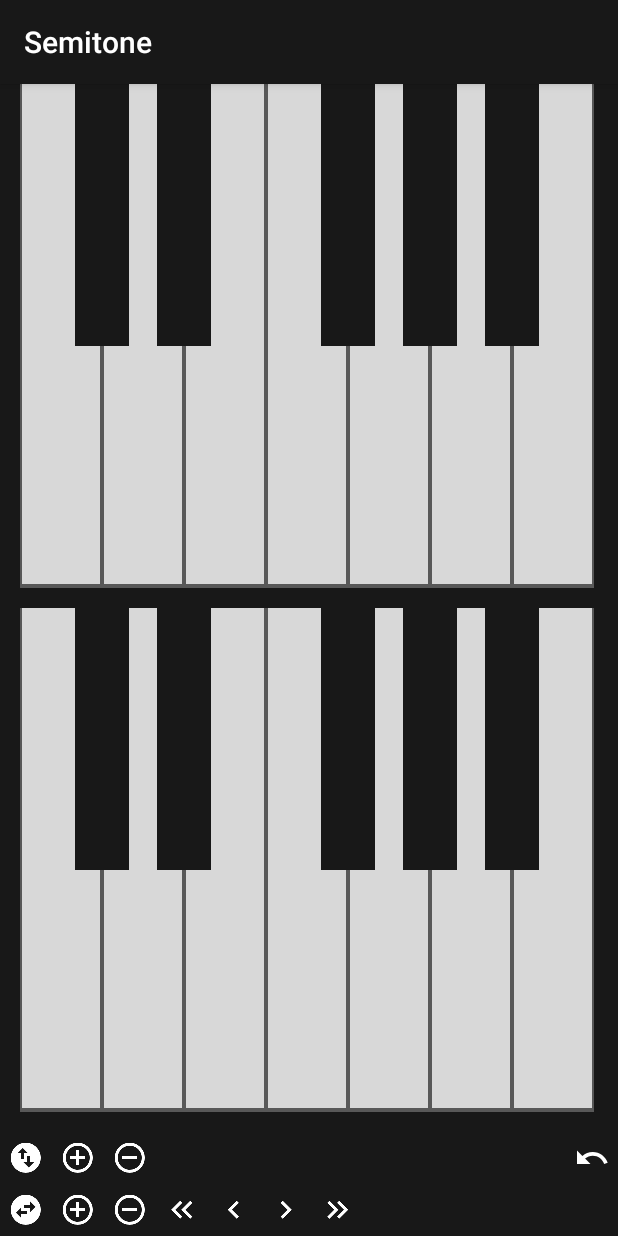
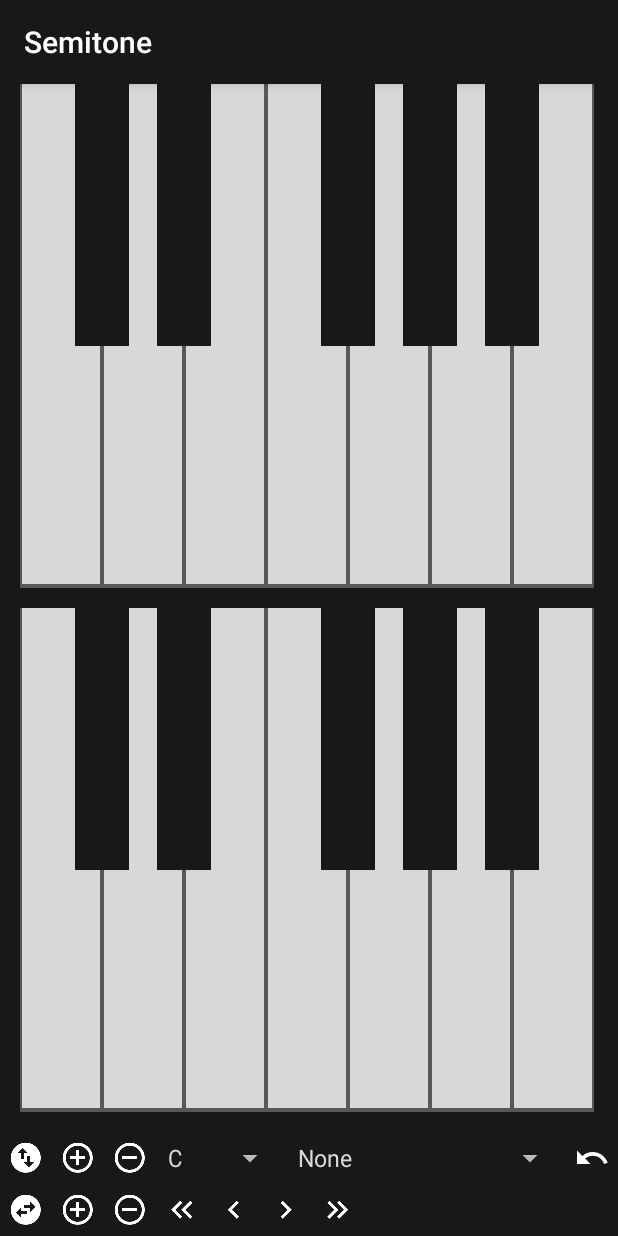
Before and after one commit to tckmn/semitone, an Android app: the fragment PianoFragment shown on its own in the app's theme, on a phone screen of 412 x 824 dp. Run offline under Robolectric (Android 15) with nearby library versions, the phone set to English and light mode, and no system bars.

Commit message:
Piano: highlight a scale if selected
. version set to 1.2-dev
. added dropdowns to select a scale and a root note
. horizontal layout wastes space ...

```diff
--- a/build.gradle
+++ b/build.gradle
@@ -44,7 +44,7 @@ android {
         minSdkVersion 16
         targetSdkVersion 28
         versionCode 2
-        versionName "1.1"
+        versionName "1.2-dev"
         externalNativeBuild {
             cmake {
                 arguments "-DANDROID_PLATFORM=android-16"
--- a/src/main/java/mn.tck.semitone/MainActivity.java
+++ b/src/main/java/mn.tck.semitone/MainActivity.java
@@ -55,13 +55,6 @@ public class MainActivity extends FragmentActivity {
         PianoEngine.create(this);
         RecordEngine.create(this);
 
-        SharedPreferences sp = PreferenceManager.getDefaultSharedPreferences(this);
-        SharedPreferences.Editor e = sp.edit();
-        if (!sp.contains("concert_a")) e.putString("concert_a", "440");
-        if (!sp.contains("sustain")) e.putBoolean("sustain", false);
-        if (!sp.contains("labelnotes")) e.putBoolean("labelnotes", false);
-        e.commit();
-
         tt = getResources().getString(R.string.tuner_title);
         mt = getResources().getString(R.string.metronome_title);
         pt = getResources().getString(R.string.piano_title);
@@ -83,7 +76,7 @@ public class MainActivity extends FragmentActivity {
         });
 
         // fullscreen = (ImageView) findViewById(R.id.fullscreen);
-        settings = (ImageView) findViewById(R.id.settings);
+        settings = findViewById(R.id.settings);
 
         settings.setOnClickListener(new View.OnClickListener() {
             @Override public void onClick(View v) {
--- a/src/main/java/mn.tck.semitone/PianoFragment.java
+++ b/src/main/java/mn.tck.semitone/PianoFragment.java
@@ -19,22 +19,27 @@
 package mn.tck.semitone;
 
 import android.content.SharedPreferences;
+import android.content.res.Configuration;
 import android.os.Bundle;
 import android.view.LayoutInflater;
 import android.view.View;
 import android.view.ViewGroup;
 import android.support.v7.preference.PreferenceManager;
+import android.widget.AdapterView;
+import android.widget.ArrayAdapter;
+import android.widget.Spinner;
 
 public class PianoFragment extends SemitoneFragment {
 
-    private static final String PREF_SUSTAIN = "sustain";
-    private static final String PREF_LABELNOTES = "labelnotes";
-    private static final String PREF_LABELNOTESLIGHT = "labelnoteslight";
-    private static final String PREF_CONCERT_A = "concert_a";
-    private static final boolean PREF_SUSTAIN_DEFAULT = false;
-    private static final boolean PREF_LABELNOTESLIGHT_DEFAULT = false;
-    private static final boolean PREF_LABELNOTES_DEFAULT = false;
-    private static final String PREF_CONCERT_A_DEFAULT = "440";
+    static final String PREF_SUSTAIN = "sustain";
+    static final String PREF_LABELNOTES = "labelnotes";
+    static final String PREF_LABELNOTESLIGHT = "labelnoteslight";
+    static final String PREF_CONCERT_A = "concert_a";
+
+    static final boolean PREF_SUSTAIN_DEFAULT = false;
+    static final boolean PREF_LABELNOTESLIGHT_DEFAULT = false;
+    static final boolean PREF_LABELNOTES_DEFAULT = false;
+    static final String PREF_CONCERT_A_DEFAULT = "440";
 
     PianoView piano;
     View view;
@@ -102,12 +107,53 @@ public class PianoFragment extends SemitoneFragment {
                 piano.updateParams(true);
             }
         });
+
+
+        // Setup the root note spinner
+        final Spinner rootNoteSpinner = view.findViewById(R.id.root_note_spinner);
+        final ArrayAdapter<CharSequence> rootNoteAdapter = ArrayAdapter.createFromResource(getContext(),
+                R.array.noteNames, android.R.layout.simple_spinner_item);
+        rootNoteAdapter.setDropDownViewResource(android.R.layout.simple_spinner_dropdown_item);
+        rootNoteSpinner.setAdapter(rootNoteAdapter);
+        rootNoteSpinner.setOnItemSelectedListener(new AdapterView.OnItemSelectedListener() {
+            @Override
+            public void onItemSelected(AdapterView<?> adapterView, View view, int i, long l) {
+                piano.setScale(piano.scale, i);
+            }
+
+            @Override
+            public void onNothingSelected(AdapterView<?> adapterView) {
+                // NOP
+            }
+        });
+
+        // Setup the scale spinner
+        final Spinner scaleSpinner = view.findViewById(R.id.scale_spinner);
+        ArrayAdapter<CharSequence> scaleAdapter = ArrayAdapter.createFromResource(getContext(),
+                getResources().getConfiguration().orientation == Configuration.ORIENTATION_LANDSCAPE ? R.array.scaleNamesShort : R.array.scaleNames,
+                android.R.layout.simple_spinner_item);
+        scaleAdapter.setDropDownViewResource(android.R.layout.simple_spinner_dropdown_item);
+        scaleSpinner.setAdapter(scaleAdapter);
+        scaleSpinner.setOnItemSelectedListener(new AdapterView.OnItemSelectedListener() {
+            @Override
+            public void onItemSelected(AdapterView<?> adapterView, View view, int i, long l) {
+                piano.setScale(i, piano.rootNote);
+            }
+
+            @Override
+            public void onNothingSelected(AdapterView<?> adapterView) {
+                // NOP
+            }
+        });
+
+
         view.findViewById(R.id.reset_view).setOnClickListener(new View.OnClickListener() {
             @Override public void onClick(View v) {
+                scaleSpinner.setSelection(PianoView.PREF_SCALE_DEFAULT);
+                rootNoteSpinner.setSelection(PianoView.PREF_SCALE_ROOT_DEFAULT);
                 piano.setDefaults();
             }
         });
-
         onSettingsChanged();
     }
 
--- a/src/main/java/mn.tck.semitone/PianoView.java
+++ b/src/main/java/mn.tck.semitone/PianoView.java
@@ -20,30 +20,36 @@ package mn.tck.semitone;
 
 import android.content.Context;
 import android.content.SharedPreferences;
+import android.content.res.TypedArray;
 import android.graphics.Canvas;
 import android.graphics.Paint;
+import android.support.v4.content.ContextCompat;
 import android.support.v7.preference.PreferenceManager;
 import android.util.AttributeSet;
 import android.view.MotionEvent;
 import android.view.View;
-import android.support.v4.content.ContextCompat;
 
 import java.util.HashMap;
 
 public class PianoView extends View {
 
-    private final static String PREF_ROWS = "rows";
-    private final static String PREF_KEYS = "keys";
-    private final static String PREF_PITCH = "pitch";
+    final static String PREF_ROWS = "rows";
+    final static String PREF_KEYS = "keys";
+    final static String PREF_PITCH = "pitch";
+    final static String PREF_SCALE = "scale";
+    final static String PREF_SCALE_ROOT = "scale_root";
 
-    private final static int PREF_ROWS_DEFAULT = 2;
-    private final static int PREF_KEYS_DEFAULT = 7;
-    private final static int PREF_PITCH_DEFAULT = 28;
+    final static int PREF_ROWS_DEFAULT = 2;
+    final static int PREF_KEYS_DEFAULT = 7;
+    final static int PREF_PITCH_DEFAULT = 28;
+    final static int PREF_SCALE_DEFAULT = 0;
+    final static int PREF_SCALE_ROOT_DEFAULT = 0;
 
 
-    public int rows, keys, pitch;
+    public int rows, keys, pitch, scale, rootNote;
     int whiteWidth, whiteHeight, blackWidth, blackHeight;
     Paint whitePaint, grey1Paint, grey3Paint, grey4Paint, blackPaint;
+    Paint whiteScalePaint, blackScalePaint;
 
     final int OUTLINE = 2, YPAD = 20;
     final int SAMPLE_RATE = 44100;
@@ -52,6 +58,7 @@ public class PianoView extends View {
     int[][] pitches;
     boolean[] pressed;
     HashMap<Integer, Integer> pointers;
+    Paint[] scaleColors;
 
     int concert_a;
     boolean sustain, labelnotes, labelnoteslight;
@@ -79,6 +86,13 @@ public class PianoView extends View {
         blackPaint.setColor(ContextCompat.getColor(getContext(), R.color.black));
         blackPaint.setTextAlign(Paint.Align.CENTER);
 
+        // set colors to use if a scale shall be highlighted
+        whiteScalePaint = new Paint();
+        whiteScalePaint.setColor(ContextCompat.getColor(getContext(), R.color.whiteScale));
+        blackScalePaint = new Paint();
+        blackScalePaint.setColor(ContextCompat.getColor(getContext(), R.color.blackScale));
+        setScale(sp.getInt(PREF_SCALE, PREF_SCALE_DEFAULT), sp.getInt(PREF_SCALE_ROOT, PREF_SCALE_ROOT_DEFAULT));
+
         pressed = new boolean[300];
         pointers = new HashMap<Integer, Integer>();
     }
@@ -88,6 +102,7 @@ public class PianoView extends View {
         keys = PREF_KEYS_DEFAULT;
         pitch = PREF_PITCH_DEFAULT;
 
+        setScale(PREF_SCALE_DEFAULT, PREF_SCALE_ROOT_DEFAULT);
         updateParams(true);
     }
 
@@ -103,7 +118,6 @@ public class PianoView extends View {
             }
         }
 
-
         if (inval) {
             // store parameters in preferences
             SharedPreferences.Editor editor = PreferenceManager.getDefaultSharedPreferences(getContext()).edit();
@@ -116,7 +130,38 @@ public class PianoView extends View {
         }
     }
 
-    @Override protected void onDraw(Canvas canvas) {
+    public void setScale(int newScale, int newRoot) {
+        scale = newScale;
+        rootNote = newRoot;
+        if (scale > 0) {
+            // get scale array from resources and adjust colors used for drawing the keyboard accordingly
+            TypedArray ta = getResources().obtainTypedArray(R.array.scales);
+            int[] scaleArray = getResources().getIntArray(ta.getResourceId(scale, 0));
+            scaleColors = new Paint[12];
+            int realKey;
+            for (int i = 0; i < scaleArray.length; i++) {
+                realKey = (i + rootNote) % 12;
+                scaleColors[realKey] = (scaleArray[i] == 0
+                        ? (isBlack(realKey) ? blackPaint : whitePaint)
+                        : (isBlack(realKey) ? blackScalePaint : whiteScalePaint));
+            }
+            ta.recycle();
+        } else {
+            // set default colors if no scale is selected
+            scaleColors = new Paint[]{whitePaint, blackPaint, whitePaint, blackPaint, whitePaint, whitePaint, blackPaint, whitePaint, blackPaint, whitePaint, blackPaint, whitePaint};
+        }
+
+        // store in preferences
+        SharedPreferences.Editor editor = PreferenceManager.getDefaultSharedPreferences(getContext()).edit();
+        editor.putInt(PREF_SCALE, scale);
+        editor.putInt(PREF_SCALE_ROOT, rootNote);
+        editor.apply();
+
+        invalidate();
+    }
+
+    @Override
+    protected void onDraw(Canvas canvas) {
         super.onDraw(canvas);
         int width = getWidth(), height = getHeight();
 
@@ -124,7 +169,7 @@ public class PianoView extends View {
         whiteHeight = height / rows;
         blackWidth = whiteWidth * 2 / 3;
         blackHeight = whiteHeight / 2;
-        blackPaint.setTextSize(Util.maxTextSize("G0", whiteWidth * 2/3));
+        blackPaint.setTextSize(Util.maxTextSize("G0", whiteWidth * 2 / 3));
 
         for (int row = 0; row < rows; ++row) {
             for (int key = 0; key < keys; ++key) {
@@ -133,28 +178,29 @@ public class PianoView extends View {
 
                 canvas.drawRect(x, y, x + whiteWidth, y + whiteHeight - YPAD, grey3Paint);
                 canvas.drawRect(x + OUTLINE, y, x + whiteWidth - OUTLINE,
-                        y + whiteHeight - OUTLINE*2 - YPAD,
-                        pressed[p] ? grey4Paint : whitePaint);
+                        y + whiteHeight - OUTLINE * 2 - YPAD,
+                        pressed[p] ? grey4Paint : scaleColors[p % 12]);
 
-                // label notes if labelnotes is true and either labelnoteslight is "off" or we are at a C note
+                // draw labels if labelnotes is true and either labelnoteslight is "off" or we are at a C note
                 if (labelnotes && (!labelnoteslight || p % 12 == 0)) canvas.drawText(
-                        Util.notenames[(p+3)%12] + (p/12 - 1),
-                        x + whiteWidth/2, y + whiteHeight*4/5, blackPaint);
+                        Util.notenames[(p + 3) % 12] + (p / 12 - 1),
+                        x + whiteWidth / 2, y + whiteHeight * 4 / 5, blackPaint);
 
                 if (hasBlackLeft(p)) canvas.drawRect(
                         x, y,
                         x + blackWidth / 2, y + blackHeight,
-                        pressed[p-1] ? grey1Paint : blackPaint);
+                        pressed[p - 1] ? grey1Paint : scaleColors[(p - 1) % 12]);
                 if (hasBlackRight(p)) canvas.drawRect(
                         x + whiteWidth - blackWidth / 2, y,
                         x + whiteWidth, y + blackHeight,
-                        pressed[p+1] ? grey1Paint : blackPaint);
+                        pressed[p + 1] ? grey1Paint : scaleColors[(p + 1) % 12]);
 
             }
         }
     }
 
-    @Override public boolean onTouchEvent(MotionEvent ev) {
+    @Override
+    public boolean onTouchEvent(MotionEvent ev) {
         // we want to be able to swipe on the piano without swiping to a
         // different tab
         getParent().requestDisallowInterceptTouchEvent(true);
@@ -165,14 +211,16 @@ public class PianoView extends View {
         switch (ev.getActionMasked()) {
 
             case MotionEvent.ACTION_DOWN:
-            pid = ev.getPointerId(0); p = getPitch(ev, 0);
+                pid = ev.getPointerId(0);
+                p = getPitch(ev, 0);
                 pointers.put(pid, p);
                 play(p);
                 invalidate();
                 return true;
 
             case MotionEvent.ACTION_POINTER_DOWN:
-            pid = ev.getPointerId(ev.getActionIndex()); p = getPitch(ev, ev.getActionIndex());
+                pid = ev.getPointerId(ev.getActionIndex());
+                p = getPitch(ev, ev.getActionIndex());
                 pointers.put(pid, p);
                 play(p);
                 invalidate();
@@ -181,7 +229,8 @@ public class PianoView extends View {
             case MotionEvent.ACTION_MOVE:
                 boolean anyChange = false;
                 for (int i = 0; i < np; ++i) {
-                pid = ev.getPointerId(i); p = getPitch(ev, i);
+                    pid = ev.getPointerId(i);
+                    p = getPitch(ev, i);
                     if (pointers.get(pid) != p) {
                         stop(pointers.get(pid));
                         pointers.put(pid, p);
@@ -208,15 +257,15 @@ public class PianoView extends View {
     }
 
     private int getPitch(MotionEvent ev, int pidx) {
-        int row = Math.min((int)(ev.getY(pidx) / whiteHeight), rows-1),
-            key = Math.min((int)(ev.getX(pidx) / whiteWidth), keys-1),
+        int row = Math.min((int) (ev.getY(pidx) / whiteHeight), rows - 1),
+                key = Math.min((int) (ev.getX(pidx) / whiteWidth), keys - 1),
                 p = pitches[row][key];
 
-        if (ev.getY(pidx) - row*whiteHeight < blackHeight) {
+        if (ev.getY(pidx) - row * whiteHeight < blackHeight) {
             // we're high enough to hit a black key - check if we do
-            int x = (int)(ev.getX(pidx) - key*whiteWidth);
-            if (x < blackWidth/2 && hasBlackLeft(p)) --p;
-            else if (x > whiteWidth - blackWidth/2 && hasBlackRight(p)) ++p;
+            int x = (int) (ev.getX(pidx) - key * whiteWidth);
+            if (x < blackWidth / 2 && hasBlackLeft(p)) --p;
+            else if (x > whiteWidth - blackWidth / 2 && hasBlackRight(p)) ++p;
         }
 
         return p < 0 || p > 128 ? 0 : p;
@@ -225,7 +274,7 @@ public class PianoView extends View {
     private void play(int pitch) {
         pressed[pitch] = true;
         if (sustain) PianoEngine.play(pitch, concert_a);
-        else PianoEngine.playFile("piano/"+pitch+".mp3", concert_a);
+        else PianoEngine.playFile("piano/" + pitch + ".mp3", concert_a);
     }
 
     private void stop(int pitch) {
@@ -233,7 +282,16 @@ public class PianoView extends View {
         if (sustain) PianoEngine.stop(pitch);
     }
 
-    private boolean hasBlackLeft(int p) { return p % 12 != 5 && p % 12 != 0; }
-    private boolean hasBlackRight(int p) { return p % 12 != 4 && p % 12 != 11; }
+    private boolean hasBlackLeft(int p) {
+        return p % 12 != 5 && p % 12 != 0;
+    }
+
+    private boolean hasBlackRight(int p) {
+        return p % 12 != 4 && p % 12 != 11;
+    }
+
+    private boolean isBlack(int p) {
+        return p % 12 == 1 || p % 12 == 3 || p % 12 == 6 || p % 12 == 8 || p % 12 == 10;
+    }
 
 }
--- a/src/main/res/layout-land/piano.xml
+++ b/src/main/res/layout-land/piano.xml
@@ -3,6 +3,7 @@
 <LinearLayout
     xmlns:android="http://schemas.android.com/apk/res/android"
     xmlns:semitone="http://schemas.android.com/apk/res-auto"
+    xmlns:tools="http://schemas.android.com/tools"
     android:layout_width="match_parent"
     android:layout_height="match_parent"
     android:orientation="vertical">
@@ -45,11 +46,25 @@
                 android:layout_height="wrap_content"
                 android:src="@drawable/remove_circle_24"
                 android:padding="5dp" />
+
             <android.widget.Space
                 android:layout_width="0dp"
                 android:layout_height="wrap_content"
                 android:layout_weight="1"/>
 
+            <Spinner
+                android:id="@+id/root_note_spinner"
+                android:layout_width="wrap_content"
+                android:layout_height="wrap_content"
+                android:entries="@array/noteNames"
+                android:spinnerMode="dropdown" />
+
+            <Spinner
+                android:id="@+id/scale_spinner"
+                android:layout_width="wrap_content"
+                android:layout_height="wrap_content"
+                android:entries="@array/scaleNamesShort"
+                android:spinnerMode="dropdown" />
             <ImageView
                 android:id="@+id/reset_view"
                 android:layout_width="wrap_content"
--- a/src/main/res/layout/activity_main.xml
+++ b/src/main/res/layout/activity_main.xml
@@ -29,7 +29,7 @@
         <!--     android:src="@drawable/fullscreen_24" -->
         <!--     android:padding="5dp" /> -->
 
-        <View android:layout_width="0dp" android:layout_height="match_parent" android:layout_weight="1" />
+        <Space android:layout_width="0dp" android:layout_height="match_parent" android:layout_weight="1" />
 
         <ImageView
             android:id="@+id/settings"
--- a/src/main/res/layout/piano.xml
+++ b/src/main/res/layout/piano.xml
@@ -46,11 +46,22 @@
                 android:src="@drawable/remove_circle_24"
                 android:padding="5dp" />
 
-            <android.widget.Space
-                android:layout_width="0dp"
+            <Spinner
+                android:id="@+id/root_note_spinner"
+                android:layout_width="wrap_content"
+                android:layout_weight="1"
                 android:layout_height="wrap_content"
-                android:layout_weight="1"/>
+                android:layout_gravity="center_vertical"
+                android:entries="@array/noteNames"
+                android:spinnerMode="dropdown" />
 
+            <Spinner
+                android:id="@+id/scale_spinner"
+                android:layout_width="wrap_content"
+                android:layout_height="wrap_content"
+                android:layout_gravity="center_vertical"
+                android:entries="@array/scaleNames"
+                android:spinnerMode="dropdown" />
             <ImageView
                 android:id="@+id/reset_view"
                 android:layout_width="wrap_content"
--- a/src/main/res/values/colors.xml
+++ b/src/main/res/values/colors.xml
@@ -7,6 +7,9 @@
     <color name="grey3">#585858</color>
     <color name="grey4">#b8b8b8</color>
     <color name="white">#d8d8d8</color>
+
+    <color name="whiteScale">#FFFD8A</color>
+    <color name="blackScale">#615F00</color>
     <!-- <color name="red">#ab4642</color> -->
     <!-- <color name="orange">#dc9656</color> -->
     <!-- <color name="yellow">#f7ca88</color> -->
--- /dev/null
+++ b/src/main/res/values/scales.xml
@@ -0,0 +1,152 @@
+<?xml version="1.0" encoding="utf-8"?>
+<resources>
+
+    <!--Scales from python-musthe:-->
+    <!-- ok C major            ['C', 'D', 'E', 'F', 'G', 'A', 'B']-->
+    <!-- ok C natural_minor    ['C', 'D', 'Eb', 'F', 'G', 'Ab', 'Bb']-->
+    <!--C harmonic_minor   ['C', 'D', 'Eb', 'F', 'G', 'Ab', 'B']-->
+    <!--C melodic_minor    ['C', 'D', 'Eb', 'F', 'G', 'A', 'B']-->
+    <!-- ok C major_pentatonic ['C', 'D', 'E', 'G', 'A']-->
+    <!-- ok C minor_pentatonic ['C', 'Eb', 'F', 'G', 'Bb']-->
+
+    <!-- TODO I18N scale names -->
+    <string-array name="scaleNames">
+        <item>None</item>
+        <item>Natural Major</item>
+        <item>Natural Minor</item>
+        <item>Harmonic Minor</item>
+        <item>Melodic Minor</item>
+        <item>Pentatonic Major</item>
+        <item>Pentatonic Minor</item>
+    </string-array>
+    <string-array name="scaleNamesShort">
+        <item>-</item>
+        <item>NatMaj</item>
+        <item>NatMin</item>
+        <item>HarMin</item>
+        <item>MelMin</item>
+        <item>PenMaj</item>
+        <item>PenMin</item>
+    </string-array>
+    <string-array name="noteNames">
+        <item>C</item>
+        <item>C# / Db</item>
+        <item>D</item>
+        <item>D# / Eb</item>
+        <item>E</item>
+        <item>F</item>
+        <item>F# / Gb</item>
+        <item>G</item>
+        <item>G# / Ab</item>
+        <item>A</item>
+        <item>A# / Bb</item>
+        <item>B</item>
+    </string-array>
+    <array name="scales">
+        <item>@array/noscale</item>
+        <item>@array/natural_major</item>
+        <item>@array/natural_minor</item>
+        <item>@array/harmonic_minor</item>
+        <item>@array/melodic_minor</item>
+        <item>@array/pentatonic_major</item>
+        <item>@array/pentatonic_minor</item>
+    </array>
+    <integer-array name="noscale">
+        <item>0</item> <!-- C -->
+        <item>0</item> <!-- C# / Db -->
+        <item>0</item> <!-- D -->
+        <item>0</item> <!-- D# / Eb -->
+        <item>0</item> <!-- E -->
+        <item>0</item> <!-- F -->
+        <item>0</item> <!-- F# / Gb -->
+        <item>0</item> <!-- G -->
+        <item>0</item> <!-- G# / Ab -->
+        <item>0</item> <!-- A -->
+        <item>0</item> <!-- A# / Bb -->
+        <item>0</item> <!-- B -->
+    </integer-array>
+    <integer-array name="natural_major">
+        <item>1</item>
+        <item>0</item>
+        <item>1</item>
+        <item>0</item>
+        <item>1</item>
+        <item>1</item>
+        <item>0</item>
+        <item>1</item>
+        <item>0</item>
+        <item>1</item>
+        <item>0</item>
+        <item>1</item>
+    </integer-array>
+    <integer-array name="natural_minor">
+        <item>1</item>
+        <item>0</item>
+        <item>1</item>
+        <item>1</item>
+        <item>0</item>
+        <item>1</item>
+        <item>0</item>
+        <item>1</item>
+        <item>1</item>
+        <item>0</item>
+        <item>1</item>
+        <item>0</item>
+    </integer-array>
+    <integer-array name="harmonic_minor">
+        <item>1</item>
+        <item>1</item>
+        <item>0</item>
+        <item>1</item>
+        <item>0</item>
+        <item>1</item>
+        <item>0</item>
+        <item>1</item>
+        <item>1</item>
+        <item>0</item>
+        <item>0</item>
+        <item>1</item>
+    </integer-array>
+    <integer-array name="melodic_minor">
+        <item>1</item>
+        <item>1</item>
+        <item>0</item>
+        <item>1</item>
+        <item>0</item>
+        <item>1</item>
+        <item>0</item>
+        <item>1</item>
+        <item>0</item>
+        <item>1</item>
+        <item>0</item>
+        <item>1</item>
+    </integer-array>
+    <integer-array name="pentatonic_major">
+        <item>1</item>
+        <item>0</item>
+        <item>1</item>
+        <item>0</item>
+        <item>1</item>
+        <item>0</item>
+        <item>0</item>
+        <item>1</item>
+        <item>0</item>
+        <item>1</item>
+        <item>0</item>
+        <item>0</item>
+    </integer-array>
+    <integer-array name="pentatonic_minor">
+        <item>1</item>
+        <item>0</item>
+        <item>0</item>
+        <item>1</item>
+        <item>0</item>
+        <item>1</item>
+        <item>0</item>
+        <item>1</item>
+        <item>0</item>
+        <item>0</item>
+        <item>1</item>
+        <item>0</item>
+    </integer-array>
+</resources>
```
Lines whose indentation alone changed are shown as unchanged.
